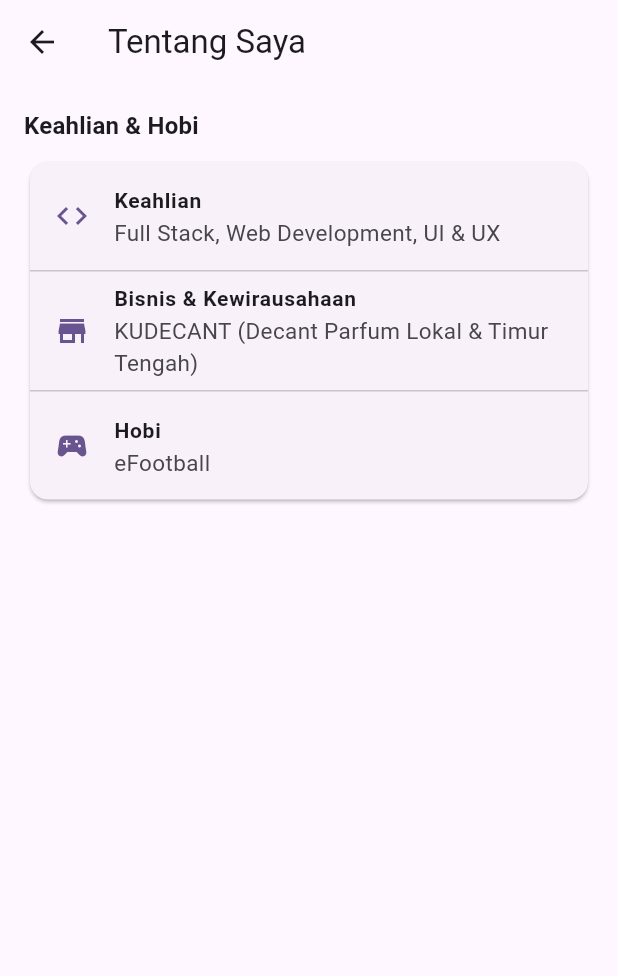
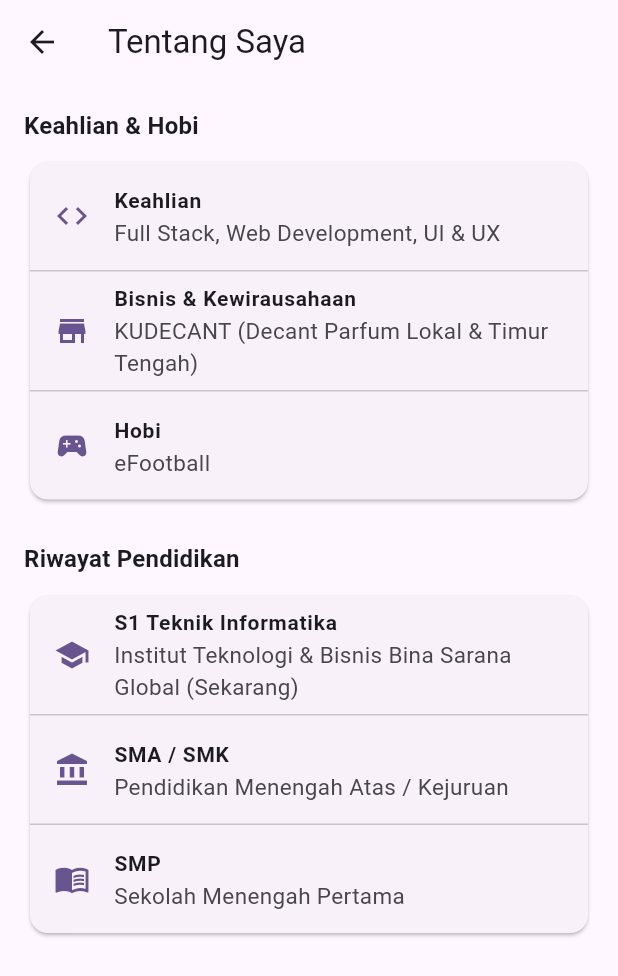
Before and after one commit to Wisnuazi000/uts-pml-1124160235, a Flutter app: the AboutPage screen opened directly, on a phone screen of 412 x 824 dp. Shown: the top 976 px of the screen. Run offline on Flutter 3.47's test engine with Material 3 defaults, Android fonts, the phone set to English and light mode, and no system bars.

Commit message:
"soal2(tahap 14): tambah bagian riwayat pendidikan pada AboutPage"

```diff
--- a/soal2_profile_app/lib/screens/about_page.dart
+++ b/soal2_profile_app/lib/screens/about_page.dart
@@ -7,14 +7,17 @@ class AboutPage extends StatelessWidget {
   @override
   Widget build(BuildContext context) {
     return Scaffold(
-      appBar: AppBar(title: const Text('Tentang Saya')),
+      appBar: AppBar(
+        title: const Text('Tentang Saya'),
+      ),
       body: ListView(
         padding: const EdgeInsets.all(16.0),
         children: [
           Text(
             'Keahlian & Hobi',
-            style: Theme.of(context).textTheme.titleMedium
-                ?.copyWith(fontWeight: FontWeight.bold),
+            style: Theme.of(context).textTheme.titleMedium?.copyWith(
+                  fontWeight: FontWeight.bold,
+                ),
           ),
           const SizedBox(height: 8),
           const Card(
@@ -41,6 +44,37 @@ class AboutPage extends StatelessWidget {
             ),
           ),
           const SizedBox(height: 24),
+
+          Text(
+            'Riwayat Pendidikan',
+            style: Theme.of(context).textTheme.titleMedium?.copyWith(
+                  fontWeight: FontWeight.bold,
+                ),
+          ),
+          const SizedBox(height: 8),
+          const Card(
+            child: Column(
+              children: [
+                InfoTile(
+                  icon: Icons.school,
+                  label: 'S1 Teknik Informatika',
+                  value: 'Institut Teknologi & Bisnis Bina Sarana Global (Sekarang)',
+                ),
+                Divider(height: 1),
+                InfoTile(
+                  icon: Icons.account_balance,
+                  label: 'SMA / SMK',
+                  value: 'Pendidikan Menengah Atas / Kejuruan',
+                ),
+                Divider(height: 1),
+                InfoTile(
+                  icon: Icons.menu_book,
+                  label: 'SMP',
+                  value: 'Sekolah Menengah Pertama',
+                ),
+              ],
+            ),
+          ),
         ],
       ),
     );
```
